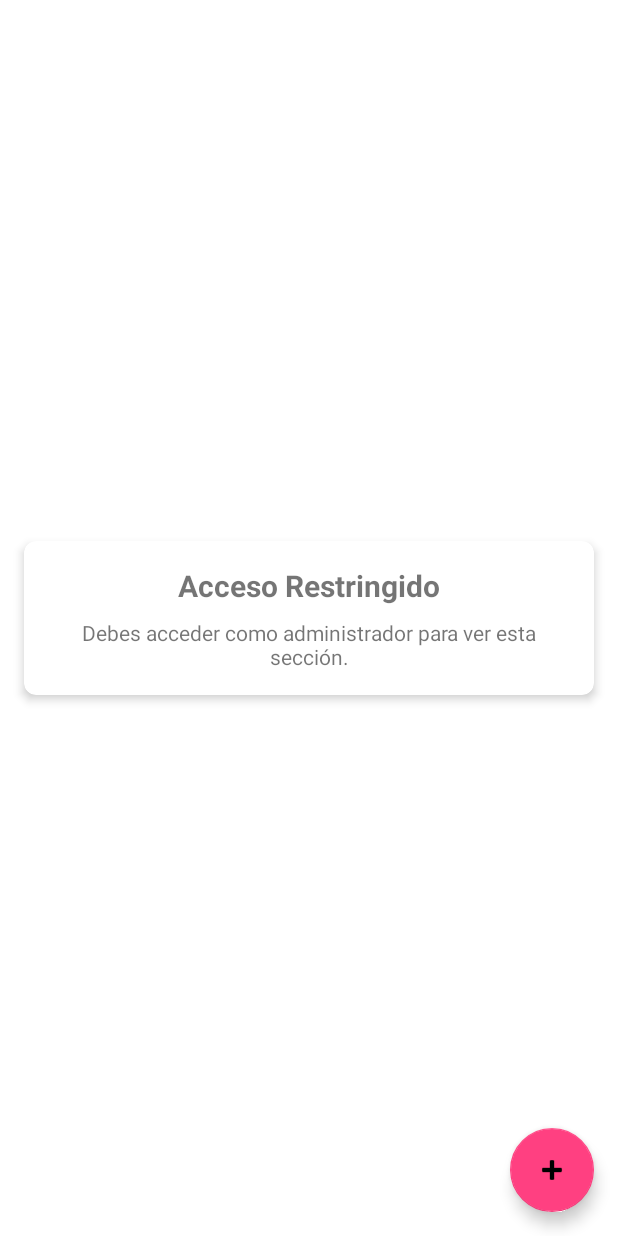
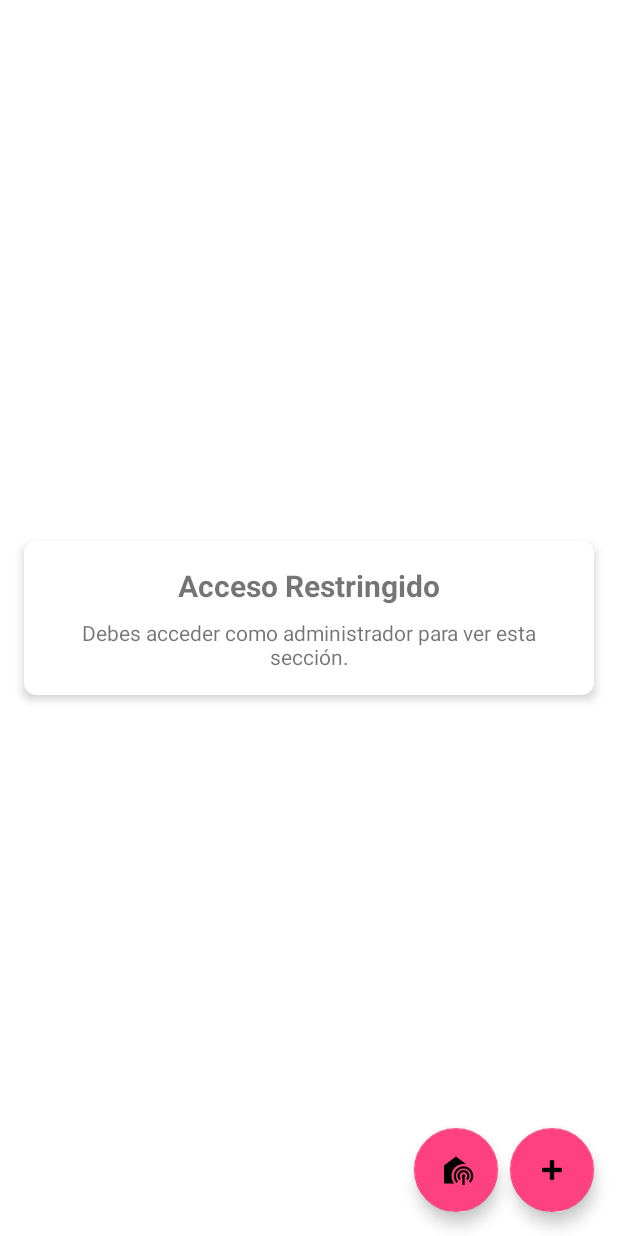
Before and after one commit to Salvatorecoscab/AplicacionesMovilesNativas, an Android app: the layout fragment_admin.xml on its own in the app's theme, with its tools: preview values and no code run, on a phone screen of 412 x 824 dp. Run offline under Robolectric (Android 15) with nearby library versions, the light colour scheme and no system bars.

Commit message:
[new] examen 2 readme

```diff
--- /dev/null
+++ b/examen2/CRUDFirebaseApp/app/src/main/res/drawable/ic_broadcast.xml
@@ -0,0 +1,11 @@
+<vector xmlns:android="http://schemas.android.com/apk/res/android" android:height="24dp" android:tint="#000000" android:viewportHeight="24" android:viewportWidth="24" android:width="24dp">
+
+    <path android:fillColor="@android:color/white" android:pathData="M17,8c0.7,0 1.38,0.1 2.02,0.27L12,3L4,9v12h6.76C9.66,19.63 9,17.89 9,16C9,11.58 12.58,8 17,8z"/>
+
+    <path android:fillColor="@android:color/white" android:pathData="M17,14.75c-0.69,0 -1.25,0.56 -1.25,1.25c0,0.4 0.2,0.75 0.5,0.97V22h1.5v-5.03c0.3,-0.23 0.5,-0.57 0.5,-0.97C18.25,15.31 17.69,14.75 17,14.75z"/>
+
+    <path android:fillColor="@android:color/white" android:pathData="M17,12c-2.21,0 -4,1.79 -4,4c0,1.1 0.45,2.1 1.17,2.83l1.06,-1.06c-0.45,-0.45 -0.73,-1.08 -0.73,-1.77c0,-1.38 1.12,-2.5 2.5,-2.5s2.5,1.12 2.5,2.5c0,0.69 -0.28,1.31 -0.73,1.76l1.06,1.06C20.55,18.1 21,17.1 21,16C21,13.79 19.21,12 17,12z"/>
+
+    <path android:fillColor="@android:color/white" android:pathData="M17,9.5c-3.59,0 -6.5,2.91 -6.5,6.5c0,1.79 0.73,3.42 1.9,4.6l1.06,-1.06C12.56,18.63 12,17.38 12,16c0,-2.76 2.24,-5 5,-5s5,2.24 5,5c0,1.37 -0.56,2.62 -1.46,3.52l1.07,1.06c1.17,-1.18 1.89,-2.8 1.89,-4.58C23.5,12.41 20.59,9.5 17,9.5z"/>
+
+</vector>
--- a/examen2/CRUDFirebaseApp/app/src/main/res/layout/fragment_admin.xml
+++ b/examen2/CRUDFirebaseApp/app/src/main/res/layout/fragment_admin.xml
@@ -41,7 +41,7 @@
                 android:text="Debes acceder como administrador para ver esta sección." />
         </LinearLayout>
     </com.google.android.material.card.MaterialCardView>
-
+    <!--   RecyclerView para enviar bradcast a todos los usuarios seleccionados -->
     <!-- RecyclerView para mostrar la lista de usuarios -->
     <androidx.recyclerview.widget.RecyclerView
         android:id="@+id/users_recycler_view"
@@ -86,5 +86,18 @@
         app:layout_constraintBottom_toBottomOf="parent"
         app:layout_constraintEnd_toEndOf="parent"
         tools:visibility="visible" />
+    <!--  Boton para hacer broadcast a usaurios seleccionaods -->
+    <com.google.android.material.floatingactionbutton.FloatingActionButton
+        android:id="@+id/broadcast_users"
+        android:layout_width="wrap_content"
+        android:layout_height="wrap_content"
+        android:layout_marginEnd="8dp"
+        android:contentDescription="Hacer Broadcast"
+        android:visibility="gone"
+        android:src="@drawable/ic_broadcast"
+        app:layout_constraintBottom_toBottomOf="@+id/add_user_button"
+        app:layout_constraintEnd_toStartOf="@+id/add_user_button"
+        app:layout_constraintTop_toTopOf="@+id/add_user_button"
+        tools:visibility="visible" />
 
 </androidx.constraintlayout.widget.ConstraintLayout>
```
Also changed, not shown: examen2/CRUDFirebaseApp/app/src/main/java/com/example/crudfirebaseapp/MainActivity.kt (+36 -70 lines), 1 other file.
